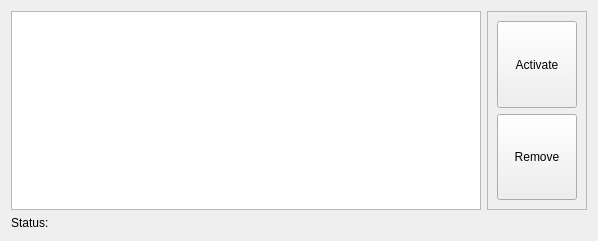
Qt form mslib/msui/ui/ui_multiple_flightpath_dockwidget.ui (Open-MSS/MSS) before a commit.
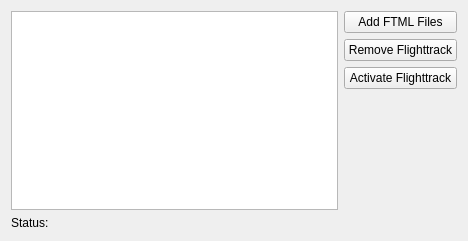
The same form after that commit.

Commit message: updated_multiple_flightpath_dockwidget

```diff
--- a/mslib/msui/ui/ui_multiple_flightpath_dockwidget.ui
+++ b/mslib/msui/ui/ui_multiple_flightpath_dockwidget.ui
@@ -6,12 +6,12 @@
    <rect>
     <x>0</x>
     <y>0</y>
-    <width>598</width>
+    <width>468</width>
     <height>241</height>
    </rect>
   </property>
   <property name="sizePolicy">
-   <sizepolicy hsizetype="Preferred" vsizetype="Expanding">
+   <sizepolicy hsizetype="Preferred" vsizetype="Minimum">
     <horstretch>0</horstretch>
     <verstretch>0</verstretch>
    </sizepolicy>
@@ -21,14 +21,11 @@
   </property>
   <layout class="QVBoxLayout" name="verticalLayout_2">
    <item>
-    <layout class="QHBoxLayout" name="horizontalLayout_4">
-     <property name="sizeConstraint">
-      <enum>QLayout::SetMinimumSize</enum>
-     </property>
+    <layout class="QHBoxLayout" name="horizontalLayout">
      <item>
-      <layout class="QHBoxLayout" name="horizontalLayout">
+      <layout class="QHBoxLayout" name="horizontalLayout_2">
        <item>
-        <widget class="QListWidget" name="listWidget">
+        <widget class="QListWidget" name="list_flighttrack">
          <property name="sizePolicy">
           <sizepolicy hsizetype="Expanding" vsizetype="MinimumExpanding">
            <horstretch>0</horstretch>
@@ -37,62 +34,53 @@
          </property>
         </widget>
        </item>
+      </layout>
+     </item>
+     <item>
+      <layout class="QVBoxLayout" name="verticalLayout_3">
+       <property name="sizeConstraint">
+        <enum>QLayout::SetMinimumSize</enum>
+       </property>
        <item>
-        <widget class="QFrame" name="frame">
-         <property name="sizePolicy">
-          <sizepolicy hsizetype="Preferred" vsizetype="Preferred">
-           <horstretch>0</horstretch>
-           <verstretch>0</verstretch>
-          </sizepolicy>
+        <widget class="QPushButton" name="bt_addFile">
+         <property name="text">
+          <string>Add FTML Files</string>
          </property>
-         <property name="frameShape">
-          <enum>QFrame::StyledPanel</enum>
+        </widget>
+       </item>
+       <item>
+        <widget class="QPushButton" name="btRemove_file">
+         <property name="text">
+          <string>Remove Flighttrack</string>
          </property>
-         <property name="frameShadow">
-          <enum>QFrame::Raised</enum>
+        </widget>
+       </item>
+       <item>
+        <widget class="QPushButton" name="btActivate">
+         <property name="text">
+          <string>Activate Flighttrack</string>
          </property>
-         <layout class="QVBoxLayout" name="verticalLayout">
-          <item>
-           <widget class="QPushButton" name="pushButton_activate">
-            <property name="sizePolicy">
-             <sizepolicy hsizetype="Minimum" vsizetype="Preferred">
-              <horstretch>0</horstretch>
-              <verstretch>0</verstretch>
-             </sizepolicy>
-            </property>
-            <property name="text">
-             <string>Activate</string>
-            </property>
-           </widget>
-          </item>
-          <item>
-           <widget class="QPushButton" name="pushButton_remove">
-            <property name="sizePolicy">
-             <sizepolicy hsizetype="Minimum" vsizetype="Preferred">
-              <horstretch>0</horstretch>
-              <verstretch>0</verstretch>
-             </sizepolicy>
-            </property>
-            <property name="text">
-             <string>Remove</string>
-            </property>
-           </widget>
-          </item>
-         </layout>
         </widget>
        </item>
+       <item>
+        <spacer name="verticalSpacer">
+         <property name="orientation">
+          <enum>Qt::Vertical</enum>
+         </property>
+         <property name="sizeHint" stdset="0">
+          <size>
+           <width>20</width>
+           <height>40</height>
+          </size>
+         </property>
+        </spacer>
+       </item>
       </layout>
      </item>
     </layout>
    </item>
    <item>
-    <widget class="QLabel" name="label">
-     <property name="sizePolicy">
-      <sizepolicy hsizetype="Preferred" vsizetype="Preferred">
-       <horstretch>0</horstretch>
-       <verstretch>0</verstretch>
-      </sizepolicy>
-     </property>
+    <widget class="QLabel" name="labelStatus">
      <property name="text">
       <string>Status: </string>
      </property>
```
The commit also changes 1 other file.
